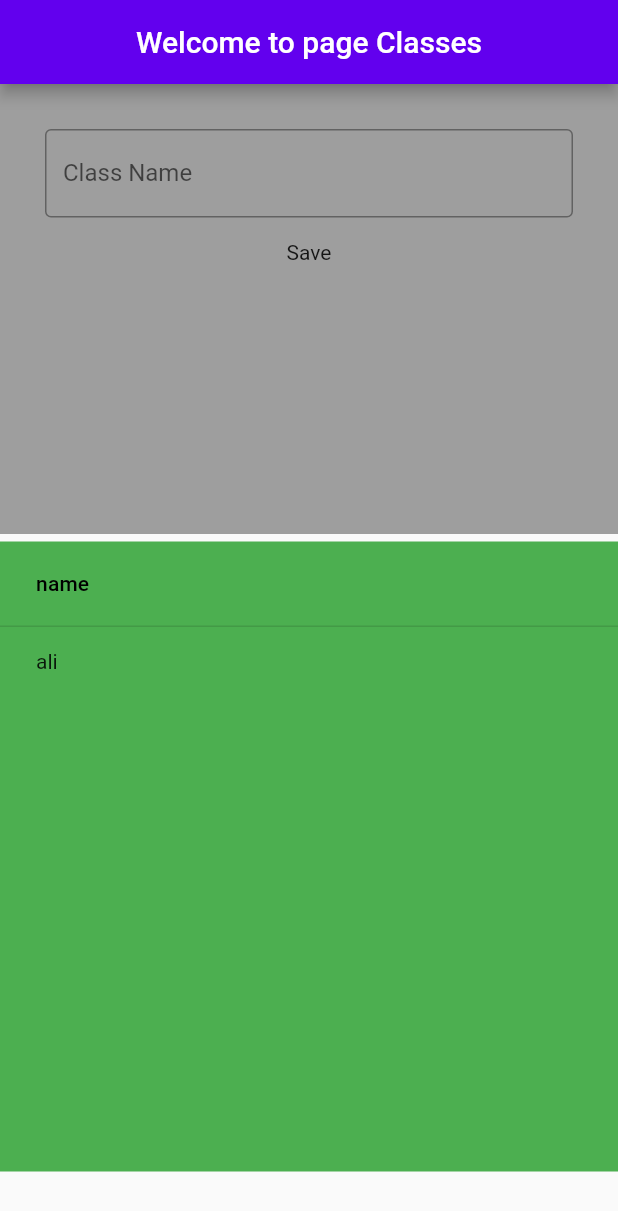
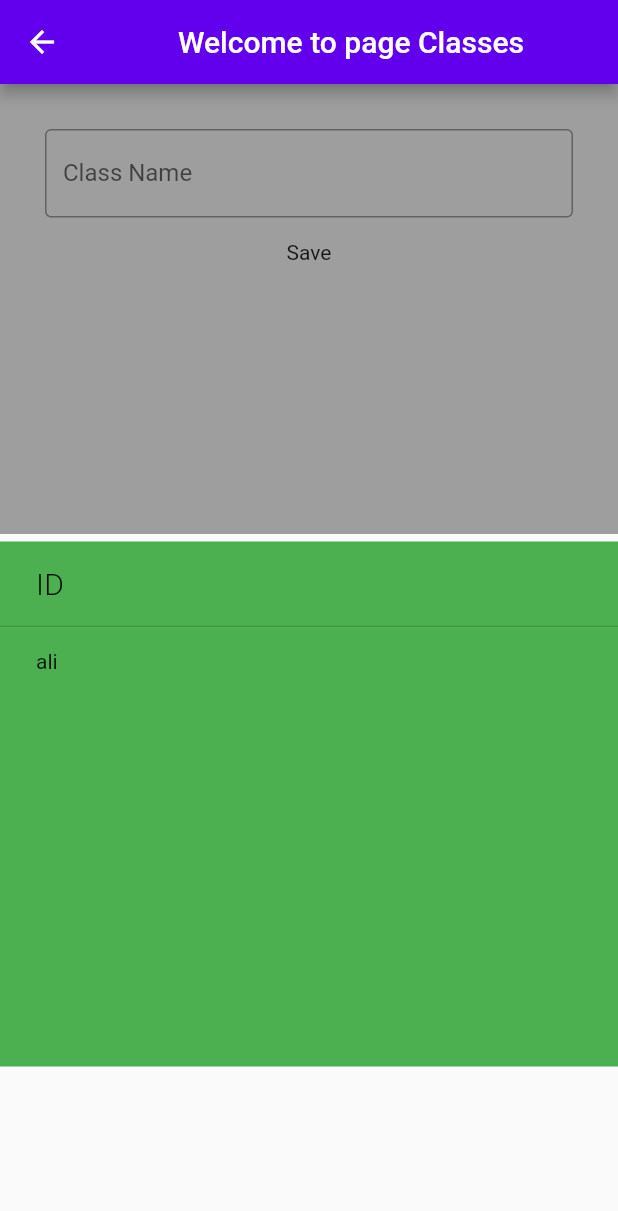
Before and after one commit to aliahmad98318/StudentsAttendance, a Flutter app: the classes screen opened directly, on a phone screen of 412 x 824 dp. Shown: the top 1211 px of the screen. Run offline on Flutter 3.47's test engine with Material 2 defaults, Android fonts, the phone set to English and light mode, and no system bars.

```diff
--- a/lib/class.dart
+++ b/lib/class.dart
@@ -39,14 +39,23 @@ class classes extends StatelessWidget {
           ),
           Container(
             margin: EdgeInsets.only(left: 0, top: 5, right: 0, bottom: 0),
-            height: 420,
-            width: double.maxFinite,
+            height: 350,
             color: Colors.green,
-            child: DataTable(
+            child: Center(
+              child: Column(
+                children: [
+                  DataTable(
                     columns: [
                       DataColumn(
-                  label: Text('name'),
+                        label: Text(
+                          'ID',
+                          style: TextStyle(
+                              fontWeight: FontWeight.w300,
+                              fontSize: 20,
+                              color: Colors.black),
                         ),
+                      ),
+
                     ],
                     rows: [
                       DataRow(
@@ -54,6 +63,9 @@ class classes extends StatelessWidget {
                       ),
                     ],
                   ),
+                ],
+              ),
+            ),
           ),
         ],
       ),
--- a/lib/main.dart
+++ b/lib/main.dart
@@ -13,6 +13,6 @@ void main() => runApp(
       primaryColor: Colors.blue,
       colorScheme: ColorScheme.light(background: Colors.blueGrey),
     ),
-    home: classes(),
+    home: dashbord(),
   ),
 );
```
Also changed, not shown: lib/dashbord.dart (+18 -6 lines). Lines whose indentation alone changed are shown as unchanged.
